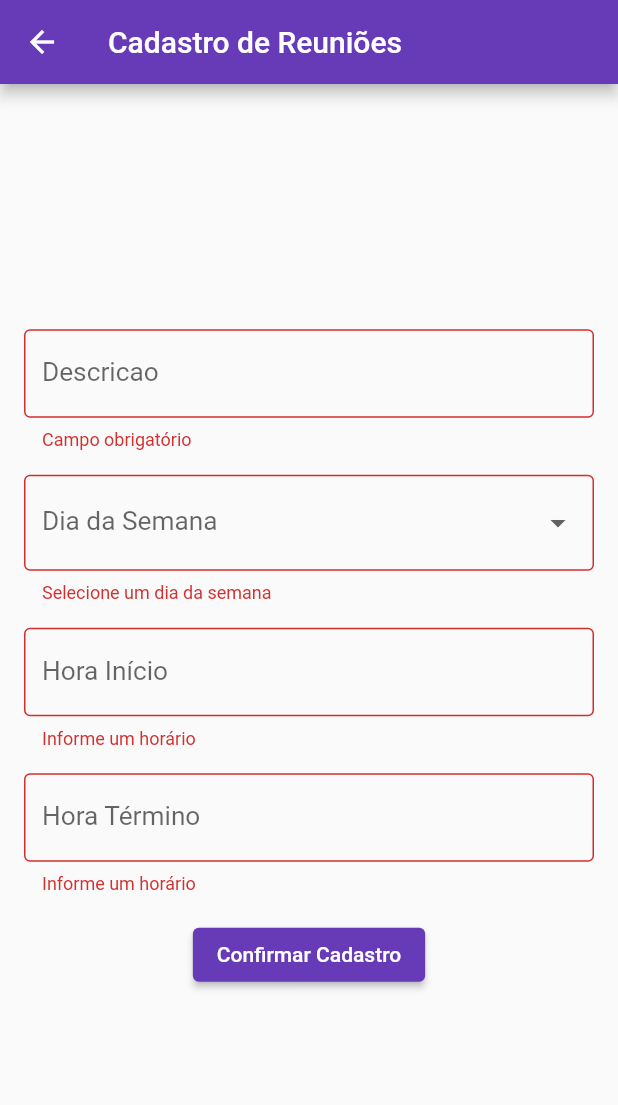
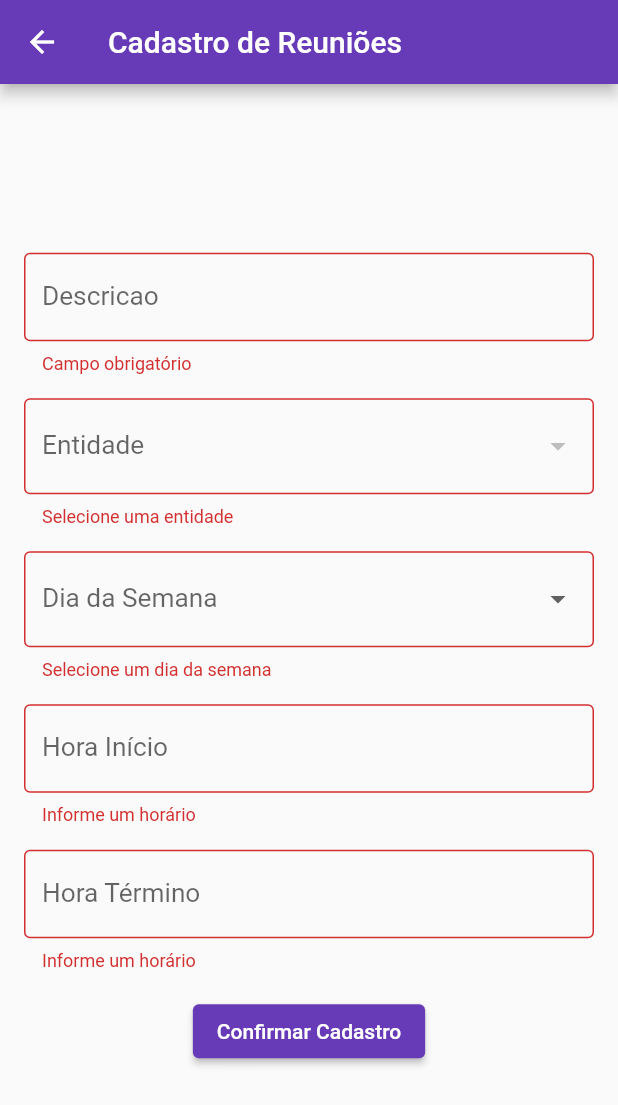
Before and after one commit to NEMJ/reunioes, a Flutter app: the ReuniaoDetailPage screen opened directly, after a tap on "Confirmar Cadastro", on a phone screen of 412 x 824 dp. Shown: the top 1105 px of the screen. Run offline on Flutter 3.47's test engine with Material 2 defaults, Android fonts, the phone set to English and light mode, and no system bars; our stand-ins replace cloud_firestore, firebase_core, mask_text_input_formatter, page_transition; accounts and stored records are empty.

Commit message:
dropdownformfield entities in reuniao_detail_page

```diff
--- a/lib/models/reuniao_model.dart
+++ b/lib/models/reuniao_model.dart
@@ -4,6 +4,7 @@ class Reuniao {
   Reuniao({
     required this.id,
     required this.descricao,
+    required this.entidade,
     required this.diaSemana,
     required this.horarioInicio,
     required this.horarioTermino,
@@ -11,51 +12,56 @@ class Reuniao {
 
   String id;
   String descricao;
+  String entidade;
   String diaSemana;
   String horarioInicio;
   String horarioTermino;
 
-  // ##### Convert para objeto Firestore #####
-  factory Reuniao.fromFirestore(
-    DocumentSnapshot<Map<String, dynamic>> snapshot,
-    SnapshotOptions? options,
-  ){
-    final data = snapshot.data()!;
-    return Reuniao(
-      id: data['id'],
-      descricao: data['descricao'],
-      diaSemana: data['diaSemana'],
-      horarioInicio: data['horarioInicio'],
-      horarioTermino: data['horarioTermino'],
-    );
-  }
+  // // ##### Convert para objeto Firestore #####
+  // factory Reuniao.fromFirestore(
+  //   DocumentSnapshot<Map<String, dynamic>> snapshot,
+  //   SnapshotOptions? options,
+  // ){
+  //   final data = snapshot.data()!;
+  //   return Reuniao(
+  //     id: data['id'],
+  //     descricao: data['descricao'],
+  //     entidade: data['entidade'],
+  //     diaSemana: data['diaSemana'],
+  //     horarioInicio: data['horarioInicio'],
+  //     horarioTermino: data['horarioTermino'],
+  //   );
+  // }
 
-  Map<String, dynamic> toFirestore() {
-    return {
-      "id": id,
-      "descricao": descricao,
-      "diaSemana": diaSemana,
-      "horarioInicio": horarioInicio,
-      "horarioTermino": horarioTermino
-    };
-  }
+  // Map<String, dynamic> toFirestore() {
+  //   return {
+  //     "id": id,
+  //     "descricao": descricao,
+  //     "entidade": entidade,
+  //     "diaSemana": diaSemana,
+  //     "horarioInicio": horarioInicio,
+  //     "horarioTermino": horarioTermino
+  //   };
+  // }
 
 
-  // ##### Convert para JSON #####
-  Reuniao.fromJson(Map<String, dynamic> json) :
-    id = json['id'],
-    descricao = json['descricao'],
-    diaSemana = json['diaSemana'],
-    horarioInicio = json['horarioInicio'],
-    horarioTermino = json['horarioTermino'];
+  // // ##### Convert para JSON #####
+  // Reuniao.fromJson(Map<String, dynamic> json) :
+  //   id = json['id'],
+  //   descricao = json['descricao'],
+  //   entidade = json['entidade'],
+  //   diaSemana = json['diaSemana'],
+  //   horarioInicio = json['horarioInicio'],
+  //   horarioTermino = json['horarioTermino'];
 
-  Map<String, dynamic> toJson() {
-    return {
-      'id': id,
-      'descricao': descricao,
-      'diaSemana': diaSemana,
-      'horarioInicio': horarioInicio,
-      'horarioTermino': horarioTermino
-    };
-  }
+  // Map<String, dynamic> toJson() {
+  //   return {
+  //     'id': id,
+  //     'descricao': descricao,
+  //     'entidade': entidade,
+  //     'diaSemana': diaSemana,
+  //     'horarioInicio': horarioInicio,
+  //     'horarioTermino': horarioTermino
+  //   };
+  // }
 }
--- a/lib/pages/home_page.dart
+++ b/lib/pages/home_page.dart
@@ -31,7 +31,7 @@ class _HomePageState extends State<HomePage> {
                     Navigator.push(
                       context,
                       PageTransition(
-                        child: DropdownListPage(),
+                        child: ParticipantesListPage(),
                         type: PageTransitionType.leftToRight,
                         // alignment: Alignment.center,
                         // duration: const Duration(milliseconds: 600),
--- a/lib/pages/reuniao/reuniao_detail_page.dart
+++ b/lib/pages/reuniao/reuniao_detail_page.dart
@@ -29,7 +29,7 @@ FirebaseFirestore db = FirebaseFirestore.instance;
 // GlobalKey para a validação do formulário de cadastro de reuniões
 final _formKey = GlobalKey<FormState>();
 
-String? diaSemana;
+String? diaSemana = '';
 final List<String> diasSemana = [
   'Domingo', 'Segunda', 'Terça', 'Quarta', 'Quinta', 'Sexta', 'Sábado'
 ];
@@ -46,6 +46,8 @@ final horario = MaskTextInputFormatter(
   type: MaskAutoCompletionType.eager,
 );
 
+String? entidade = '';
+List<String> et = [];
 
 class _ReuniaoDetailPageState extends State<ReuniaoDetailPage> {
   @override
@@ -56,6 +58,23 @@ class _ReuniaoDetailPageState extends State<ReuniaoDetailPage> {
      * - Se for alteração, aparecem as informações da reunião selecionada
     */
     initControllers();
+    diaSemana = (widget.reuniao != null) ? widget.reuniao!.diaSemana : null;
+    entidade = (widget.reuniao != null) ? widget.reuniao!.entidade : null;
+
+    db.collection('participantes').snapshots().listen((query) {
+      et = [];
+      if(query.docs.isEmpty) {
+        setState((){});
+      } else {
+        query.docs.forEach((doc) {
+          if(doc.get('tipoParticipante') == 'Entidade') {
+            et.add(doc.get('nome'));
+          }
+        });
+        setState(() => et);
+      }
+    });
+
     super.initState();
   }
 
@@ -103,6 +122,33 @@ class _ReuniaoDetailPageState extends State<ReuniaoDetailPage> {
                     Padding(
                       padding: const EdgeInsets.only(bottom: 16.0),
                       child: DropdownButtonFormField(
+                        items: et
+                          .map((op) {
+                            return DropdownMenuItem(
+                              value: op,
+                              child: Text(op),
+                            );
+                          })
+                          .toList(),
+                        onChanged: (escolha) => setState(() => entidade = escolha.toString()),
+                        value: entidade,
+                        decoration: const InputDecoration(
+                          labelText: 'Entidade',
+                          labelStyle: TextStyle(fontSize: 17.5),
+                          border: OutlineInputBorder(),
+                        ),
+                        validator: (value) {
+                          if(value == null) {
+                            return 'Selecione uma entidade';
+                          } else {
+                            return null;
+                          }
+                        }
+                      ),
+                    ),
+                    Padding(
+                      padding: const EdgeInsets.only(bottom: 16.0),
+                      child: DropdownButtonFormField(
                         items: diasSemana
                           .map((op) => DropdownMenuItem(
                               value: op,
@@ -110,8 +156,8 @@ class _ReuniaoDetailPageState extends State<ReuniaoDetailPage> {
                             ),
                           )
                           .toList(),
-                        onChanged: (escolha) => setState(() => diaSemana = escolha as String),
-                        value: (widget.reuniao != null) ? widget.reuniao!.diaSemana : null,
+                        onChanged: (escolha) => setState(() => diaSemana = escolha.toString()),
+                        value: diaSemana,
                         decoration: const InputDecoration(
                           labelText: 'Dia da Semana',
                           labelStyle: TextStyle(fontSize: 17.5),
@@ -237,6 +283,7 @@ class _ReuniaoDetailPageState extends State<ReuniaoDetailPage> {
       // Atualização de todos os campos no registro passado à esta página por parâmetro
       db.collection('reunioes').doc(id).update({
         'descricao': _descricaoController.text,
+        'entidade': entidade,
         'diaSemana': diaSemana,
         'horarioInicio': _horarioInicioController.text,
         'horarioTermino': _horarioTerminoController.text
@@ -259,6 +306,7 @@ class _ReuniaoDetailPageState extends State<ReuniaoDetailPage> {
       db.collection('reunioes').doc(id).set({
         "id": id,
         "descricao": _descricaoController.text,
+        "entidade": entidade,
         "diaSemana": diaSemana,
         "horarioInicio": _horarioInicioController.text,
         "horarioTermino": _horarioTerminoController.text
@@ -272,6 +320,10 @@ class _ReuniaoDetailPageState extends State<ReuniaoDetailPage> {
       );
 
       // Limpeza do conteúdo de todos os TextFields para uma nova inserção após a confirmação
+      setState(() {
+        diaSemana = null;
+        entidade = null;
+      });
       _descricaoController.text = '';
       _horarioInicioController.text = '';
       _horarioTerminoController.text = '';
--- a/lib/pages/reuniao/reunioes_list_page.dart
+++ b/lib/pages/reuniao/reunioes_list_page.dart
@@ -31,6 +31,7 @@ class ReunioesListPageState extends State<ReunioesListPage> {
           var reuniao = Reuniao(
             id: doc.get('id'),
             descricao: doc.get('descricao'),
+            entidade: doc.get('entidade'),
             diaSemana: doc.get('diaSemana'),
             horarioInicio: doc.get("horarioInicio"),
             horarioTermino: doc.get("horarioTermino"),
@@ -138,6 +139,7 @@ class ReunioesListPageState extends State<ReunioesListPage> {
       Reuniao reuniao = Reuniao(
         id: doc.get("id"),
         descricao: doc.get("descricao"),
+        entidade: doc.get("entidade"),
         diaSemana: doc.get("diaSemana"),
         horarioInicio: doc.get("horarioInicio"),
         horarioTermino: doc.get("horarioTermino"),
```
Also changed, not shown: lib/pages/dropdown_list_page.dart (+4 -7 lines).
